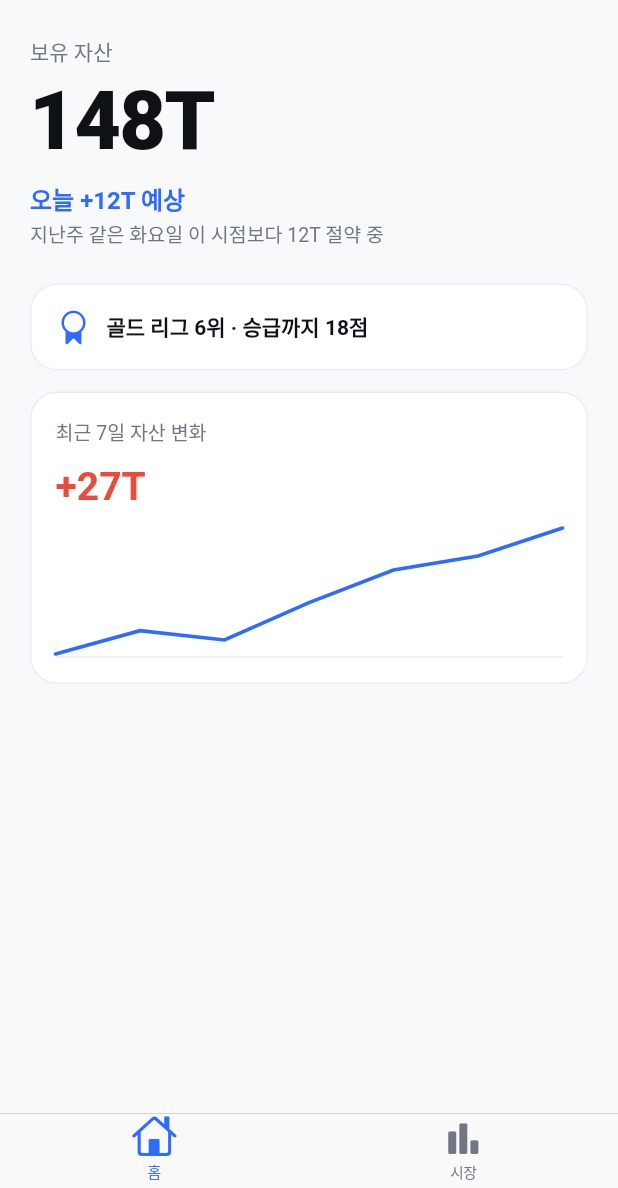
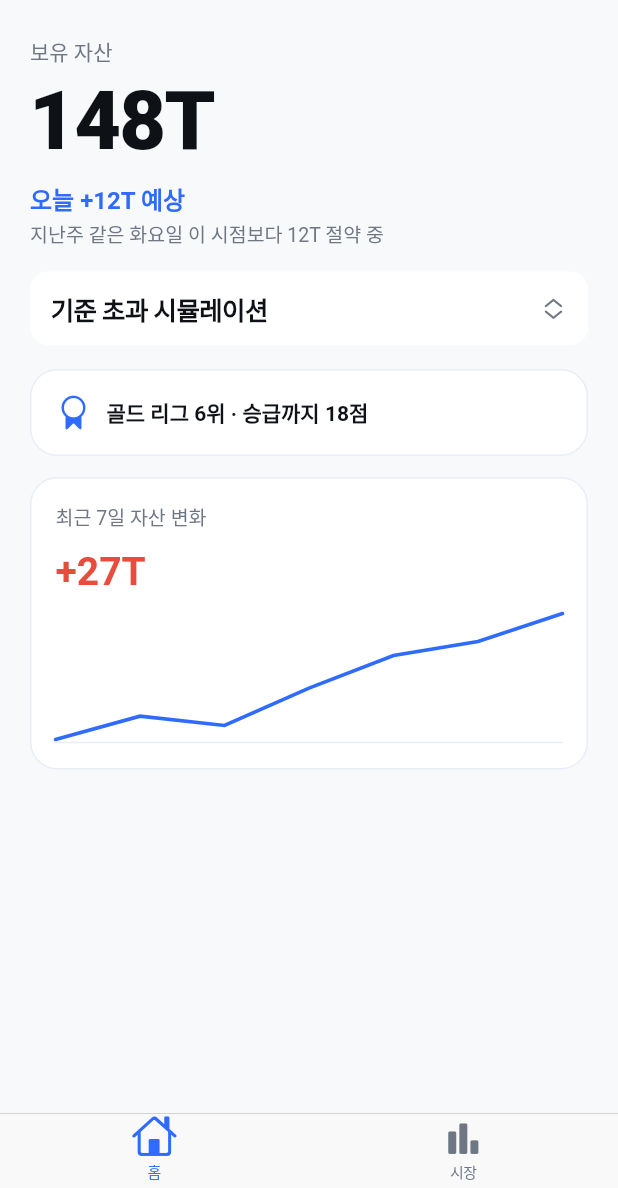
Before and after one commit to Cozystone/WETHUS2, a Flutter app: the RootTabScaffold screen opened directly, on a phone screen of 412 x 824 dp, the part 48-1236 px from its top. Run offline on Flutter 3.47's test engine with Material 3 defaults, Android fonts, the phone set to English and light mode, and no system bars.

Commit message:
feat(timevest): add overuse decision bottom-sheet and improve compatibility

```diff
--- a/TIMONEY/lib/features/home/home_screen.dart
+++ b/TIMONEY/lib/features/home/home_screen.dart
@@ -3,8 +3,15 @@ import '../../core/design/app_colors.dart';
 import '../../core/widgets/mini_line_chart.dart';
 import '../../data/mock/timevest_mock_data.dart';
 
-class HomeScreen extends StatelessWidget {
+class HomeScreen extends StatefulWidget {
   const HomeScreen({super.key});
+
+  @override
+  State<HomeScreen> createState() => _HomeScreenState();
+}
+
+class _HomeScreenState extends State<HomeScreen> {
+  String status = '지난주 같은 화요일 이 시점보다 12T 절약 중';
 
   @override
   Widget build(BuildContext context) {
@@ -31,8 +38,22 @@ class HomeScreen extends StatelessWidget {
             const SizedBox(height: 8),
             Text('오늘 +${MockTimevestData.todayExpectedT}T 예상', style: const TextStyle(fontSize: 16, color: AppColors.accent, fontWeight: FontWeight.w600)),
             const SizedBox(height: 2),
-            Text('지난주 같은 화요일 이 시점보다 ${MockTimevestData.comparedT}T 절약 중', style: const TextStyle(fontSize: 13, color: AppColors.subText)),
-            const SizedBox(height: 24),
+            Text(status, style: const TextStyle(fontSize: 13, color: AppColors.subText)),
+            const SizedBox(height: 16),
+            CupertinoButton(
+              padding: const EdgeInsets.symmetric(horizontal: 14, vertical: 12),
+              color: CupertinoColors.white,
+              borderRadius: BorderRadius.circular(12),
+              onPressed: _showOveruseSheet,
+              child: const Row(
+                mainAxisAlignment: MainAxisAlignment.spaceBetween,
+                children: [
+                  Text('기준 초과 시뮬레이션', style: TextStyle(color: AppColors.text, fontWeight: FontWeight.w600)),
+                  Icon(CupertinoIcons.chevron_up_chevron_down, color: AppColors.subText, size: 18),
+                ],
+              ),
+            ),
+            const SizedBox(height: 16),
             _Card(
               child: Row(
                 children: [
@@ -63,15 +84,61 @@ class HomeScreen extends StatelessWidget {
     );
   }
 
+  void _showOveruseSheet() {
+    showCupertinoModalPopup(
+      context: context,
+      builder: (_) => CupertinoActionSheet(
+        title: const Text('기준을 넘겼어요. 어떻게 할까요?'),
+        message: const Text('선택은 언제든 바꿀 수 있어요.'),
+        actions: [
+          CupertinoActionSheetAction(
+            onPressed: () {
+              Navigator.pop(context);
+              setState(() => status = '30분 잠금 선택 · 오늘 -2T로 방어 중');
+            },
+            child: const Text('30분 잠그기'),
+          ),
+          CupertinoActionSheetAction(
+            onPressed: () {
+              Navigator.pop(context);
+              setState(() => status = '5T로 20분 연장 · 현재 보유 143T');
+            },
+            child: const Text('5T로 20분 더 사용하기'),
+          ),
+          CupertinoActionSheetAction(
+            onPressed: () {
+              Navigator.pop(context);
+              setState(() => status = '광고 1회 사용 · 오늘 남은 비상열기 0회');
+            },
+            child: const Text('광고 보고 한 번 더 열기'),
+          ),
+        ],
+        cancelButton: CupertinoActionSheetAction(
+          onPressed: () => Navigator.pop(context),
+          child: const Text('닫기'),
+        ),
+      ),
+    );
+  }
+
   void _showProfileSheet(BuildContext context) {
     showCupertinoModalPopup(
       context: context,
       builder: (_) => CupertinoActionSheet(
         title: const Text('프로필 & 설정'),
-        actions: const [
-          CupertinoActionSheetAction(onPressed: null, child: Text('리그 상세 (준비중)')),
-          CupertinoActionSheetAction(onPressed: null, child: Text('권한 설정 (준비중)')),
-          CupertinoActionSheetAction(onPressed: null, child: Text('보상 광고 (준비중)')),
+        actions: [
+          CupertinoActionSheetAction(
+            onPressed: () => Navigator.pop(context),
+            child: const Text('리그 상세 (준비중)'),
+          ),
+          CupertinoActionSheetAction(
+            onPressed: () => Navigator.pop(context),
+            child: const Text('권한 설정 (준비중)'),
+          ),
+          CupertinoActionSheetAction(
+            onPressed: () => Navigator.pop(context),
+            child: const Text('보상 광고 (준비중)'),
+          ),
         ],
         cancelButton: CupertinoActionSheetAction(
           onPressed: () => Navigator.pop(context),
--- a/TIMONEY/lib/features/home/root_tab_scaffold.dart
+++ b/TIMONEY/lib/features/home/root_tab_scaffold.dart
@@ -10,10 +10,10 @@ class RootTabScaffold extends StatelessWidget {
   Widget build(BuildContext context) {
     return CupertinoTabScaffold(
       backgroundColor: AppColors.bg,
-      tabBar: const CupertinoTabBar(
+      tabBar: CupertinoTabBar(
         activeColor: AppColors.accent,
         inactiveColor: AppColors.subText,
-        items: [
+        items: const [
           BottomNavigationBarItem(icon: Icon(CupertinoIcons.house), label: '홈'),
           BottomNavigationBarItem(icon: Icon(CupertinoIcons.chart_bar_alt_fill), label: '시장'),
         ],
```
Also changed, not shown: 1 other file.
